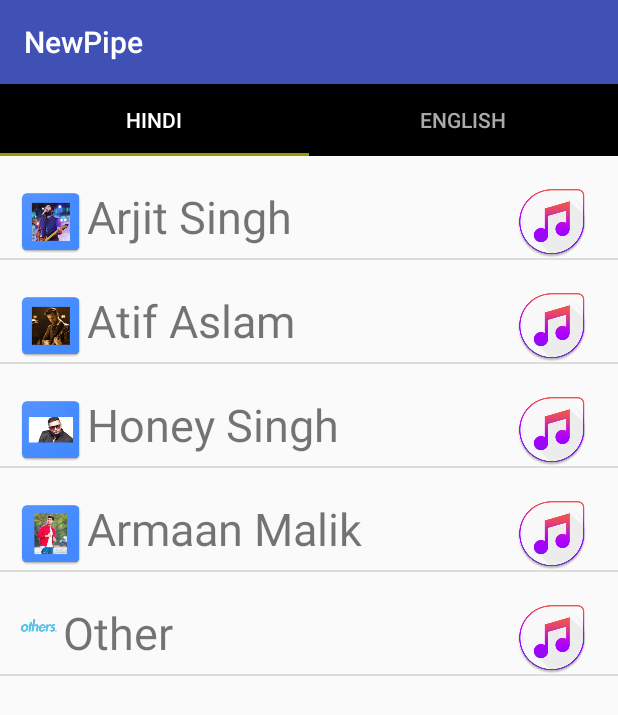
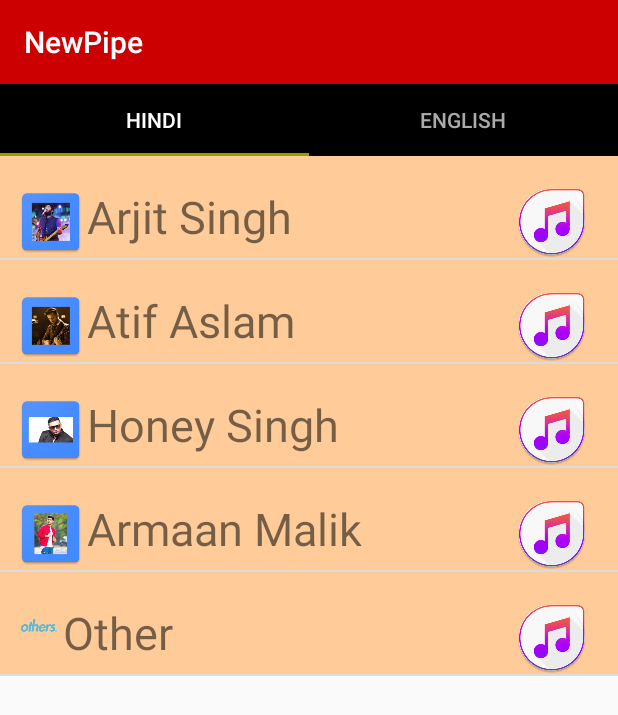
Before and after one commit to gaganag50/Songs, an Android app: the screen it shows after launch (MainActivity), on a phone screen of 412 x 824 dp. Shown: the top 715 px of the screen. Run offline under Robolectric (Android 15) with nearby library versions, the phone set to English and light mode, and no system bars.

Commit message:
changed color of screens and changed the image of edSheeran

```diff
--- a/app/src/main/java/com/example/android/newpipe/EnglishFragment.java
+++ b/app/src/main/java/com/example/android/newpipe/EnglishFragment.java
@@ -43,10 +43,10 @@ public class EnglishFragment extends android.support.v4.app.Fragment {
         singers.add(new Singer("green_day", R.drawable.green_day));
         singers.add(new Singer("justin", R.drawable.justin));
         singers.add(new Singer("shakira", R.drawable.shakira));
-        singers.add(new Singer("ed_sheeran", R.drawable.shakira));
+        singers.add(new Singer("ed_sheeran", R.drawable.ed_sheeran));
 
 
-        SingerAdapter singerAdapter = new SingerAdapter(getActivity(), singers);
+        SingerAdapter singerAdapter = new SingerAdapter(getActivity(), singers , R.color.english);
         final ListView listView = rootView.findViewById(R.id.listview);
         listView.setAdapter(singerAdapter);
 
--- a/app/src/main/java/com/example/android/newpipe/HindiFragment.java
+++ b/app/src/main/java/com/example/android/newpipe/HindiFragment.java
@@ -32,7 +32,7 @@ public class HindiFragment extends android.support.v4.app.Fragment {
         singers.add(new Singer("Other", R.drawable.others));
 
 
-        SingerAdapter singerAdapter = new SingerAdapter(getActivity(), singers);
+        SingerAdapter singerAdapter = new SingerAdapter(getActivity(), singers , R.color.hindi);
         final ListView listView = (ListView) rootView.findViewById(R.id.listview);
         listView.setAdapter(singerAdapter);
 
--- a/app/src/main/java/com/example/android/newpipe/SingerAdapter.java
+++ b/app/src/main/java/com/example/android/newpipe/SingerAdapter.java
@@ -3,6 +3,7 @@ package com.example.android.newpipe;
 import android.app.Activity;
 import android.support.annotation.NonNull;
 import android.support.annotation.Nullable;
+import android.support.v4.content.ContextCompat;
 import android.text.Layout;
 import android.view.LayoutInflater;
 import android.view.View;
@@ -15,9 +16,13 @@ import android.widget.TextView;
 import java.util.ArrayList;
 
 class SingerAdapter extends ArrayAdapter<Singer>{
-    public SingerAdapter(Activity view, ArrayList<Singer> singers){
+
+    private int mResourceColor;
+
+    public SingerAdapter(Activity view, ArrayList<Singer> singers , int colorResourceId){
 
         super(view , 0 , singers);
+        mResourceColor = colorResourceId;
     }
 
     @NonNull
@@ -32,7 +37,14 @@ class SingerAdapter extends ArrayAdapter<Singer>{
         ImageView imageView = (ImageView)listItemView.findViewById(R.id.singer_image);
         imageView.setImageResource(singer.getImageResourceId());
         TextView textView = (TextView)listItemView.findViewById(R.id.singer_textview);
+
+
+
         textView.setText(singer.getSinger());
+
+        View view = listItemView.findViewById(R.id.text_container);
+        int color = ContextCompat.getColor(getContext() , mResourceColor);
+        view.setBackgroundColor(color);
 
 
         return listItemView;
--- a/app/src/main/res/layout/activity_main.xml
+++ b/app/src/main/res/layout/activity_main.xml
@@ -33,7 +33,6 @@
 
         app:tabIndicatorColor="@color/tab_color"
         app:tabMode="fixed"
-        android:background="@color/tab_color"
         app:tabMaxWidth="0dp"
         app:tabGravity="fill"
         app:tabBackground="@android:color/black"
--- a/app/src/main/res/layout/list_item.xml
+++ b/app/src/main/res/layout/list_item.xml
@@ -1,6 +1,9 @@
 <?xml version="1.0" encoding="utf-8"?>
-<RelativeLayout xmlns:android="http://schemas.android.com/apk/res/android"
-    android:orientation="vertical" android:layout_width="match_parent"
+<RelativeLayout
+    xmlns:android="http://schemas.android.com/apk/res/android"
+    android:id="@+id/text_container"
+    android:orientation="vertical"
+    android:layout_width="match_parent"
     android:layout_height="match_parent">
 
 <ImageView android:id="@+id/singer_image"
--- a/app/src/main/res/values/colors.xml
+++ b/app/src/main/res/values/colors.xml
@@ -4,10 +4,15 @@
     <!--<color name="colorPrimaryDark">#303F9F</color>-->
     <!--<color name="colorAccent">#FF4081</color>-->
 
-    <color name="colorPrimary">#3F51B5</color>
-    <color name="colorPrimaryDark">#303F9F</color>
+    <color name="colorPrimary">#C00</color>
+    <color name="colorPrimaryDark">#C60</color>
     <color name="colorAccent">#FF4081</color>
     <color name = "tab_color" >#999900</color>
 
+    <color name="hindi">#FC9</color>
+
+    <color name="english">#F96</color>
+
+
 
 </resources>
```
Also changed, not shown: app/src/main/ed_sheeran-web.png (added), app/src/main/res/drawable-hdpi/ed_sheeran.png (added), app/src/main/res/drawable-mdpi/ed_sheeran.png (added), app/src/main/res/drawable-xhdpi/ed_sheeran.png (added), app/src/main/res/drawable-xxhdpi/ed_sheeran.png (added), app/src/main/res/drawable-xxxhdpi/ed_sheeran.png (added).
